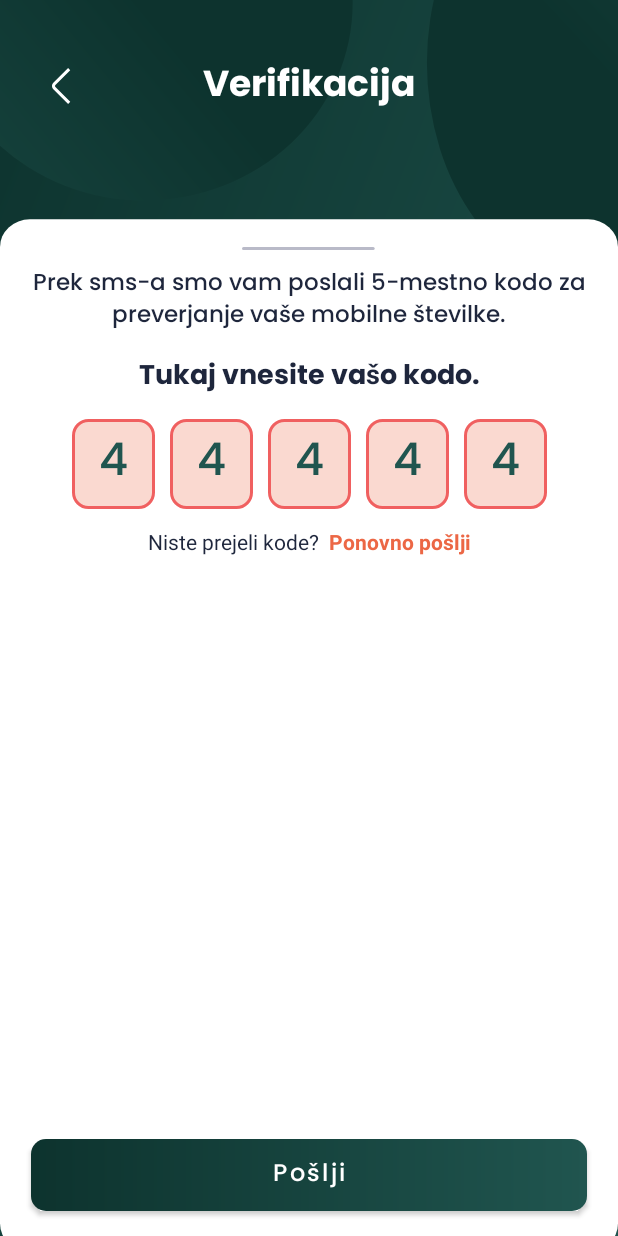
After one commit to cadezd/alergenko, an Android app: the VerificationActivity screen opened directly, with no data from a screen before it, on a phone screen of 412 x 824 dp. The commit adds this screen. Run offline under Robolectric (Android 15) with nearby library versions, the phone set to English and light mode, and no system bars.

Commit message:
added verification layout

```diff
--- a/app/src/main/AndroidManifest.xml
+++ b/app/src/main/AndroidManifest.xml
@@ -9,6 +9,10 @@
         android:roundIcon="@mipmap/ic_launcher_round"
         android:supportsRtl="true"
         android:theme="@style/Theme.Alergenko">
+        <activity
+            android:name=".VerificationActivity"
+            android:exported="false"
+            android:windowSoftInputMode="adjustResize"/> <!-- Makes the button appear above the keyboard when input is focused -->
         <activity
             android:name=".RegisterActivity"
             android:exported="false" />
--- a/app/src/main/java/com/example/alergenko/RegisterActivity.java
+++ b/app/src/main/java/com/example/alergenko/RegisterActivity.java
@@ -4,8 +4,10 @@ import androidx.appcompat.app.AppCompatActivity;
 
 import android.content.Intent;
 import android.os.Bundle;
+import android.telephony.PhoneNumberFormattingTextWatcher;
 import android.view.View;
 import android.widget.Button;
+import android.widget.EditText;
 import android.widget.ImageButton;
 
 public class RegisterActivity extends AppCompatActivity {
@@ -16,15 +18,27 @@ public class RegisterActivity extends AppCompatActivity {
         setContentView(R.layout.register_activity);
     }
 
+    // DECLARATION OF COMPONENTS
+    ImageButton btnBack;
+    EditText txtInFirstName;
+    EditText txtInLastName;
+    EditText txtInEmail;
+    EditText txtInPhoneNumber;
+    EditText txtInPsswd;
+    EditText txtInPsswdConfirm;
+    Button btnRegister;
+
     @Override
     protected void onStart() {
         super.onStart();
 
-        // DECLARATION AND INICIALIZATION OF COMPONENTS
-        ImageButton btnBack = findViewById(R.id.btnBack);
+        // INICIALIZATION OF COMPONENTS
+        btnBack = findViewById(R.id.btnBack);
+        btnRegister = findViewById(R.id.btnRegister);
 
         // CLICK LISTENERS
         btnBack.setOnClickListener(view -> openLoginActivity());
+        btnRegister.setOnClickListener(view -> register());
     }
 
     // ADDITIONAL METHODS
@@ -35,5 +49,8 @@ public class RegisterActivity extends AppCompatActivity {
 
     protected void register(){
         //TODO: add register mechanism
+        Intent intent = new Intent(this, VerificationActivity.class);
+        startActivity(intent);
     }
+
 }
--- /dev/null
+++ b/app/src/main/java/com/example/alergenko/VerificationActivity.java
@@ -0,0 +1,38 @@
+package com.example.alergenko;
+
+import androidx.appcompat.app.AppCompatActivity;
+
+import android.content.Intent;
+import android.os.Bundle;
+import android.widget.Button;
+import android.widget.ImageButton;
+
+public class VerificationActivity extends AppCompatActivity {
+    @Override
+    protected void onCreate(Bundle savedInstanceState) {
+        super.onCreate(savedInstanceState);
+        setContentView(R.layout.verification_activity);
+    }
+
+
+    // DECLARATION OF COMPONENTS
+    ImageButton btnBack;
+
+    @Override
+    protected void onStart() {
+        super.onStart();
+
+        // INICIALIZATION OF COMPONENTS
+        btnBack = findViewById(R.id.btnBack);
+
+        // CLICK LISTENERS
+        btnBack.setOnClickListener(view -> openRegisterActivity());
+
+    }
+
+    // ADDITIONAL METHODS
+    private void openRegisterActivity(){
+        Intent intent = new Intent(this, RegisterActivity.class);
+        startActivity(intent);
+    }
+}
--- /dev/null
+++ b/app/src/main/res/drawable/bg_verification.xml
@@ -0,0 +1,60 @@
+<vector xmlns:android="http://schemas.android.com/apk/res/android"
+    xmlns:aapt="http://schemas.android.com/aapt"
+    android:width="414dp"
+    android:height="896dp"
+    android:viewportWidth="414"
+    android:viewportHeight="896">
+  <group>
+    <clip-path
+        android:pathData="M0,0h414v896h-414z"/>
+    <path
+        android:pathData="M0,0h414v896h-414z">
+      <aapt:attr name="android:fillColor">
+        <gradient
+            android:startY="0"
+            android:startX="0"
+            android:endY="237.11"
+            android:endX="653.182"
+            android:type="linear">
+          <item android:offset="0" android:color="#FF0D332E"/>
+          <item android:offset="1" android:color="#FF20554F"/>
+        </gradient>
+      </aapt:attr>
+    </path>
+    <group>
+      <clip-path
+          android:pathData="M0,-71H414V167H0V-71Z"/>
+      <path
+          android:pathData="M236.256,2.1a143.367,139.656 90,1 1,-279.312 0a143.367,139.656 90,1 1,279.312 0z">
+        <aapt:attr name="android:fillColor">
+          <gradient
+              android:startY="2.10007"
+              android:startX="96.6001"
+              android:endY="242.81306"
+              android:endX="-217.9319"
+              android:type="linear">
+            <item android:offset="0" android:color="#FF0D332E"/>
+            <item android:offset="1" android:color="#FF20554F"/>
+          </gradient>
+        </aapt:attr>
+      </path>
+    </group>
+    <path
+        android:pathData="M398.397,209.032a160.595,112.36 88.558,1 0,-0 -321.084a160.595,112.36 88.558,1 0,0 321.084z">
+      <aapt:attr name="android:fillColor">
+        <gradient
+            android:startY="48.4903"
+            android:startX="398.397"
+            android:endY="-197.91435"
+            android:endX="683.08704"
+            android:type="linear">
+          <item android:offset="0" android:color="#FF0D332E"/>
+          <item android:offset="1" android:color="#FF20554F"/>
+        </gradient>
+      </aapt:attr>
+    </path>
+    <path
+        android:pathData="M20,159L394,159A20,20 0,0 1,414 179L414,887A20,20 0,0 1,394 907L20,907A20,20 0,0 1,0 887L0,179A20,20 0,0 1,20 159z"
+        android:fillColor="#ffffff"/>
+  </group>
+</vector>
--- /dev/null
+++ b/app/src/main/res/drawable/style_verification_input.xml
@@ -0,0 +1,12 @@
+<?xml version="1.0" encoding="utf-8"?>
+<shape xmlns:android="http://schemas.android.com/apk/res/android"
+    android:shape="rectangle" android:padding="15dp">
+
+    <solid android:color="@color/secondaryTransparent" />
+    <corners
+        android:bottomRightRadius="10dp"
+        android:bottomLeftRadius="10dp"
+        android:topLeftRadius="10dp"
+        android:topRightRadius="10dp" />
+    <stroke android:width="2dip" android:color="#f06060" />
+</shape>
--- a/app/src/main/res/layout/register_activity.xml
+++ b/app/src/main/res/layout/register_activity.xml
@@ -60,7 +60,8 @@
         app:layout_constraintEnd_toStartOf="@+id/glRight"
         app:layout_constraintStart_toStartOf="@+id/glLeft"
         app:layout_constraintTop_toTopOf="@+id/glTop"
-        app:srcCompat="@drawable/ic_line" />
+        app:srcCompat="@drawable/ic_line"
+        tools:ignore="ImageContrastCheck" />
 
     <com.google.android.material.textfield.TextInputLayout
         android:id="@+id/editTextTextFirstName"
@@ -160,6 +161,7 @@
         android:layout_marginTop="5dp"
         android:ems="10"
         android:inputType="phone"
+        app:counterMaxLength="8"
         app:boxCornerRadiusBottomEnd="10dp"
         app:boxCornerRadiusBottomStart="10dp"
         app:boxCornerRadiusTopEnd="10dp"
@@ -179,6 +181,7 @@
             android:fontFamily="@font/poppins_medium"
             android:hint="@string/input_phone_hint"
             android:inputType="phone"
+            android:maxLength="8"
             android:textSize="15sp"
             tools:ignore="TouchTargetSizeCheck,TextContrastCheck" />
 
--- /dev/null
+++ b/app/src/main/res/layout/verification_activity.xml
@@ -0,0 +1,239 @@
+<?xml version="1.0" encoding="utf-8"?>
+<androidx.constraintlayout.widget.ConstraintLayout xmlns:android="http://schemas.android.com/apk/res/android"
+    xmlns:app="http://schemas.android.com/apk/res-auto"
+    xmlns:tools="http://schemas.android.com/tools"
+    android:layout_width="match_parent"
+    android:layout_height="match_parent"
+    android:background="@drawable/bg_verification">
+
+    <androidx.constraintlayout.widget.Guideline
+        android:id="@+id/glTitle"
+        android:layout_width="wrap_content"
+        android:layout_height="wrap_content"
+        android:orientation="horizontal"
+        app:layout_constraintGuide_percent="0.045" />
+
+    <androidx.constraintlayout.widget.Guideline
+        android:id="@+id/glTop"
+        android:layout_width="wrap_content"
+        android:layout_height="wrap_content"
+        android:orientation="horizontal"
+        app:layout_constraintGuide_percent="0.2" />
+
+    <androidx.constraintlayout.widget.Guideline
+        android:id="@+id/glBottom"
+        android:layout_width="wrap_content"
+        android:layout_height="wrap_content"
+        android:orientation="horizontal"
+        app:layout_constraintGuide_percent="0.98" />
+
+    <androidx.constraintlayout.widget.Guideline
+        android:id="@+id/glLeft"
+        android:layout_width="wrap_content"
+        android:layout_height="wrap_content"
+        android:orientation="vertical"
+        app:layout_constraintGuide_percent="0.05" />
+
+    <androidx.constraintlayout.widget.Guideline
+        android:id="@+id/glRight"
+        android:layout_width="wrap_content"
+        android:layout_height="wrap_content"
+        android:orientation="vertical"
+        app:layout_constraintGuide_percent="0.95" />
+
+    <ImageView
+        android:id="@+id/imageView2"
+        android:layout_width="wrap_content"
+        android:layout_height="wrap_content"
+        app:layout_constraintEnd_toStartOf="@+id/glRight"
+        app:layout_constraintStart_toStartOf="@+id/glLeft"
+        app:layout_constraintTop_toTopOf="@+id/glTop"
+        app:srcCompat="@drawable/ic_line"
+        tools:ignore="ImageContrastCheck" />
+
+    <TextView
+        android:id="@+id/txtVTitle"
+        android:layout_width="wrap_content"
+        android:layout_height="wrap_content"
+        android:fontFamily="@font/poppins_bold"
+        android:text="@string/title_verification"
+        android:textColor="@color/white"
+        android:textSize="24sp"
+        app:layout_constraintEnd_toStartOf="@+id/glRight"
+        app:layout_constraintStart_toStartOf="@+id/glLeft"
+        app:layout_constraintTop_toTopOf="@+id/glTitle" />
+
+    <ImageButton
+        android:id="@+id/btnBack"
+        android:layout_width="50dp"
+        android:layout_height="40dp"
+        android:background="@android:color/transparent"
+        android:contentDescription="@string/btn_back_description"
+        android:paddingEnd="10dp"
+        android:scrollbarSize="15dp"
+        android:textAlignment="viewStart"
+        app:layout_constraintStart_toStartOf="@+id/glLeft"
+        app:layout_constraintTop_toTopOf="@+id/glTitle"
+        app:srcCompat="@drawable/ic_back"
+        tools:ignore="TouchTargetSizeCheck" />
+
+    <TextView
+        android:id="@+id/txtVInstruction1"
+        android:layout_width="0dp"
+        android:layout_height="wrap_content"
+        android:layout_marginTop="12dp"
+        android:fontFamily="@font/poppins_medium"
+        android:text="@string/txtv_instruction_1"
+        android:textAlignment="center"
+        android:textColor="@color/text"
+        android:textSize="15sp"
+        app:layout_constraintEnd_toStartOf="@+id/glRight"
+        app:layout_constraintStart_toStartOf="@+id/glLeft"
+        app:layout_constraintTop_toTopOf="@+id/glTop" />
+
+    <TextView
+        android:id="@+id/txtVInstruction2"
+        android:layout_width="wrap_content"
+        android:layout_height="wrap_content"
+        android:layout_marginTop="12dp"
+        android:fontFamily="@font/poppins_bold"
+        android:text="@string/txtv_instruction_2"
+        android:textColor="@color/text"
+        android:textSize="18sp"
+        app:layout_constraintEnd_toStartOf="@+id/glRight"
+        app:layout_constraintStart_toStartOf="@+id/glLeft"
+        app:layout_constraintTop_toBottomOf="@+id/txtVInstruction1" />
+
+    <LinearLayout
+        android:id="@+id/linearLayout"
+        android:layout_width="wrap_content"
+        android:layout_height="wrap_content"
+        android:layout_marginTop="12dp"
+        android:orientation="horizontal"
+        app:layout_constraintEnd_toStartOf="@+id/glRight"
+        app:layout_constraintStart_toStartOf="@+id/glLeft"
+        app:layout_constraintTop_toBottomOf="@+id/txtVInstruction2">
+
+        <EditText
+            android:id="@+id/txtInVerificationNumber1"
+            android:layout_width="55dp"
+            android:layout_height="60dp"
+            android:layout_marginEnd="10dp"
+            android:layout_weight="1"
+            android:background="@drawable/style_verification_input"
+            android:ems="10"
+            android:fontFamily="@font/poppins_medium"
+            android:importantForAutofill="no"
+            android:inputType="number"
+            android:maxLength="1"
+            android:text="4"
+            android:textAlignment="center"
+            android:textColor="@color/primary2"
+            android:textSize="30sp"
+            tools:ignore="SpeakableTextPresentCheck" >
+            <!-- Makes fist input focuesd when activity starts-->
+            <requestFocus />
+        </EditText>
+
+        <EditText
+            android:id="@+id/txtInVerificationNumber2"
+            android:layout_width="55dp"
+            android:layout_height="60dp"
+            android:layout_marginEnd="10dp"
+            android:layout_weight="1"
+            android:background="@drawable/style_verification_input"
+            android:ems="10"
+            android:fontFamily="@font/poppins_medium"
+            android:importantForAutofill="no"
+            android:inputType="number"
+            android:maxLength="1"
+            android:text="4"
+            android:textAlignment="center"
+            android:textColor="@color/primary2"
+            android:textSize="30sp"
+            tools:ignore="SpeakableTextPresentCheck" />
+
+        <EditText
+            android:id="@+id/txtInVerificationNumber3"
+            android:layout_width="55dp"
+            android:layout_height="60dp"
+            android:layout_marginEnd="10dp"
+            android:layout_weight="1"
+            android:background="@drawable/style_verification_input"
+            android:ems="10"
+            android:fontFamily="@font/poppins_medium"
+            android:importantForAutofill="no"
+            android:inputType="number"
+            android:maxLength="1"
+            android:text="4"
+            android:textAlignment="center"
+            android:textColor="@color/primary2"
+            android:textSize="30sp"
+            tools:ignore="SpeakableTextPresentCheck" />
+
+        <EditText
+            android:id="@+id/txtInVerificationNumber4"
+            android:layout_width="55dp"
+            android:layout_height="60dp"
+            android:layout_marginEnd="10dp"
+            android:layout_weight="1"
+            android:background="@drawable/style_verification_input"
+            android:ems="10"
+            android:fontFamily="@font/poppins_medium"
+            android:importantForAutofill="no"
+            android:inputType="number"
+            android:maxLength="1"
+            android:text="4"
+            android:textAlignment="center"
+            android:textColor="@color/primary2"
+            android:textSize="30sp"
+            tools:ignore="SpeakableTextPresentCheck" />
+
+        <EditText
+            android:id="@+id/txtInVerificationNumber5"
+            android:layout_width="55dp"
+            android:layout_height="60dp"
+            android:layout_weight="1"
+            android:background="@drawable/style_verification_input"
+            android:ems="10"
+            android:fontFamily="@font/poppins_medium"
+            android:importantForAutofill="no"
+            android:inputType="number"
+            android:maxLength="1"
+            android:text="4"
+            android:textAlignment="center"
+            android:textColor="@color/primary2"
+            android:textSize="30sp"
+            tools:ignore="SpeakableTextPresentCheck" />
+
+
+    </LinearLayout>
+
+    <TextView
+        android:id="@+id/txtVResend"
+        android:layout_width="wrap_content"
+        android:layout_height="wrap_content"
+        android:layout_marginTop="12dp"
+        android:text="@string/txtv_resend"
+        app:layout_constraintEnd_toStartOf="@+id/glRight"
+        app:layout_constraintStart_toStartOf="@+id/glLeft"
+        app:layout_constraintTop_toBottomOf="@+id/linearLayout" />
+
+    <androidx.appcompat.widget.AppCompatButton
+        android:id="@+id/btnSend"
+        android:layout_width="0dp"
+        android:layout_height="wrap_content"
+        android:background="@drawable/style_button"
+        android:fontFamily="@font/poppins_medium"
+        android:letterSpacing="0.11"
+        android:text="@string/btn_send"
+        android:textAllCaps="false"
+        android:textColor="@color/white"
+        android:textSize="16sp"
+        app:layout_constraintBottom_toTopOf="@+id/glBottom"
+        app:layout_constraintEnd_toStartOf="@+id/glRight"
+        app:layout_constraintHorizontal_bias="1.0"
+        app:layout_constraintStart_toStartOf="@+id/glLeft" />
+
+
+</androidx.constraintlayout.widget.ConstraintLayout>
--- a/app/src/main/res/values/colors.xml
+++ b/app/src/main/res/values/colors.xml
@@ -11,6 +11,7 @@
     <color name="primary1">#0D332E</color>
     <color name="primary2">#20554F</color>
     <color name="secondary">#EC6745</color>
+    <color name="secondaryTransparent">#40EC6745</color>
     <color name="text">#1E263C</color>
     <color name="lightText">#B9BAC8</color>
     <color name="black">#FF000000</color>
--- a/app/src/main/res/values/strings.xml
+++ b/app/src/main/res/values/strings.xml
@@ -14,9 +14,18 @@
     <string name="title_register">Registracija</string>
     <string name="county_code">+386</string>
 
+    <!--Verification activity-->
+    <string name="title_verification">Verifikacija</string>
+    <string name="txtv_instruction_1">Prek sms-a smo vam poslali 5-mestno kodo za preverjanje vaše mobilne številke.</string>
+    <string name="txtv_instruction_2">Tukaj vnesite vašo kodo.</string>
+    <string name="txtv_resend"><font color="#1E263C">Niste prejeli kode? </font> <font color="#EC6745"><b>Ponovno pošlji</b></font></string>
+
+
+
     <!--Button hints -->
     <string name="btn_login">Prijava</string>
     <string name="btn_register">Registracija</string>
+    <string name="btn_send">Pošlji</string>
 
 
     <!--Input hints-->
@@ -30,4 +39,5 @@
     <!--Image descriptions-->
     <string name="logo_description">logo</string>
     <string name="btn_back_description">gumb za najaz</string>
+
 </resources>
```
